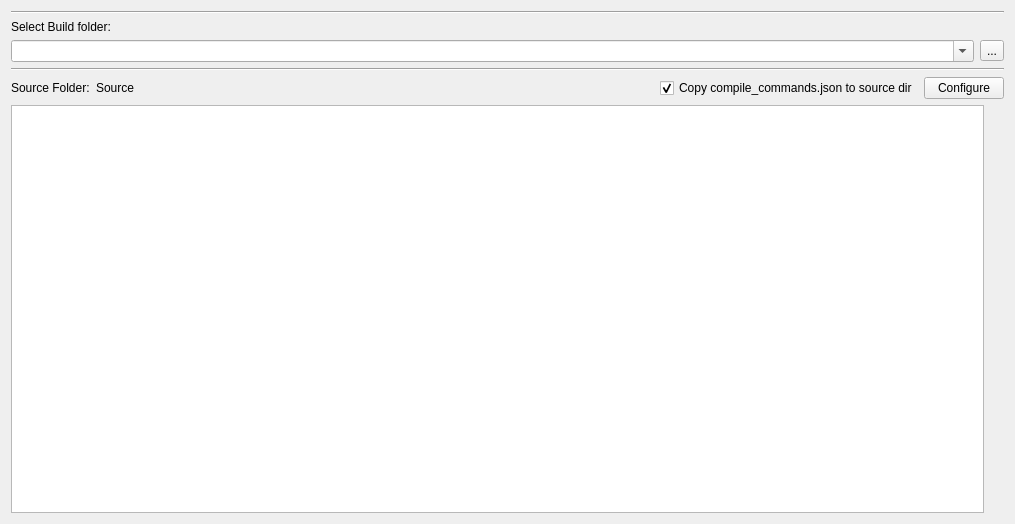
Old version of the form addons/cmake-tools/cmaketoolswidget.ui in the repository poa00/kate.
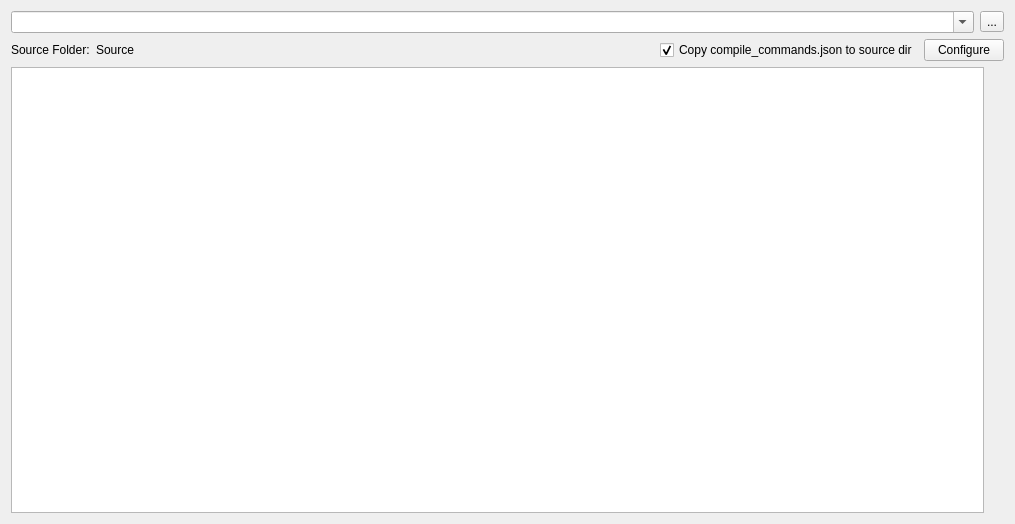
New version of the form.

What changed in the file:
```diff
--- a/addons/cmake-tools/cmaketoolswidget.ui
+++ b/addons/cmake-tools/cmaketoolswidget.ui
@@ -14,20 +14,6 @@
    <string>CMakeToolsWidget</string>
   </property>
   <layout class="QVBoxLayout" name="verticalLayout">
-   <item>
-    <widget class="Line" name="line">
-     <property name="orientation">
-      <enum>Qt::Horizontal</enum>
-     </property>
-    </widget>
-   </item>
-   <item>
-    <widget class="QLabel" name="buildfolder">
-     <property name="text">
-      <string>Select Build folder:</string>
-     </property>
-    </widget>
-   </item>
    <item>
     <layout class="QHBoxLayout" name="horizontalLayout_3">
      <item>
@@ -46,13 +32,6 @@
      </item>
     </layout>
    </item>
-   <item>
-    <widget class="Line" name="line_3">
-     <property name="orientation">
-      <enum>Qt::Horizontal</enum>
-     </property>
-    </widget>
-   </item>
    <item>
     <layout class="QHBoxLayout" name="horizontalLayout_2">
      <item>
```
Left out of the diff: 5 changed lines with no effect on the pictures.
